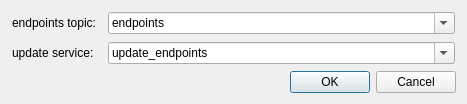
Old version of the form iop_rqt_digital_resource_viewer_fkie/src/iop_rqt_digital_resource_viewer_fkie/iop_rqt_digital_resource_viewer_config.ui in the repository fkie/iop_gui.
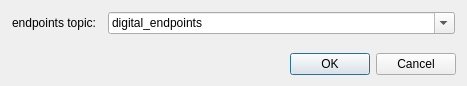
New version of the form.

Commit message: rewrited rqt digital resource viewer

Diff of the .ui file:
```diff
--- a/iop_rqt_digital_resource_viewer_fkie/src/iop_rqt_digital_resource_viewer_fkie/iop_rqt_digital_resource_viewer_config.ui
+++ b/iop_rqt_digital_resource_viewer_fkie/src/iop_rqt_digital_resource_viewer_fkie/iop_rqt_digital_resource_viewer_config.ui
@@ -7,7 +7,7 @@
     <x>0</x>
     <y>0</y>
     <width>467</width>
-    <height>91</height>
+    <height>86</height>
    </rect>
   </property>
   <property name="windowTitle">
@@ -49,50 +49,7 @@
         </property>
         <item>
          <property name="text">
-          <string>endpoints</string>
-         </property>
-        </item>
-       </widget>
-      </item>
-     </layout>
-    </widget>
-   </item>
-   <item>
-    <widget class="QFrame" name="frame_6">
-     <layout class="QFormLayout" name="formLayout_4">
-      <property name="fieldGrowthPolicy">
-       <enum>QFormLayout::ExpandingFieldsGrow</enum>
-      </property>
-      <property name="margin">
-       <number>1</number>
-      </property>
-      <item row="0" column="0">
-       <widget class="QLabel" name="label_5">
-        <property name="minimumSize">
-         <size>
-          <width>90</width>
-          <height>0</height>
-         </size>
-        </property>
-        <property name="text">
-         <string>update service:</string>
-        </property>
-       </widget>
-      </item>
-      <item row="0" column="1">
-       <widget class="QComboBox" name="comboBox_update_service">
-        <property name="sizePolicy">
-         <sizepolicy hsizetype="MinimumExpanding" vsizetype="Fixed">
-          <horstretch>0</horstretch>
-          <verstretch>0</verstretch>
-         </sizepolicy>
-        </property>
-        <property name="editable">
-         <bool>true</bool>
-        </property>
-        <item>
-         <property name="text">
-          <string>update_endpoints</string>
+          <string>digital_endpoints</string>
          </property>
         </item>
        </widget>
```
The commit also changes 7 other files.
